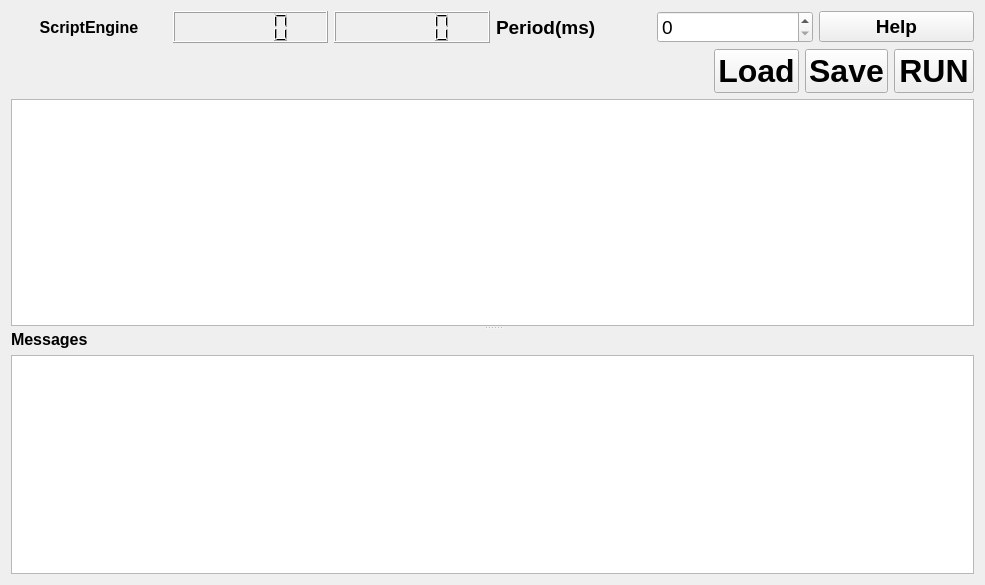
First picture: the form in NetworkViewer/plugins/ScriptEngine/ScriptEngine.ui, repository glocklueng/openecosys, before the edit.
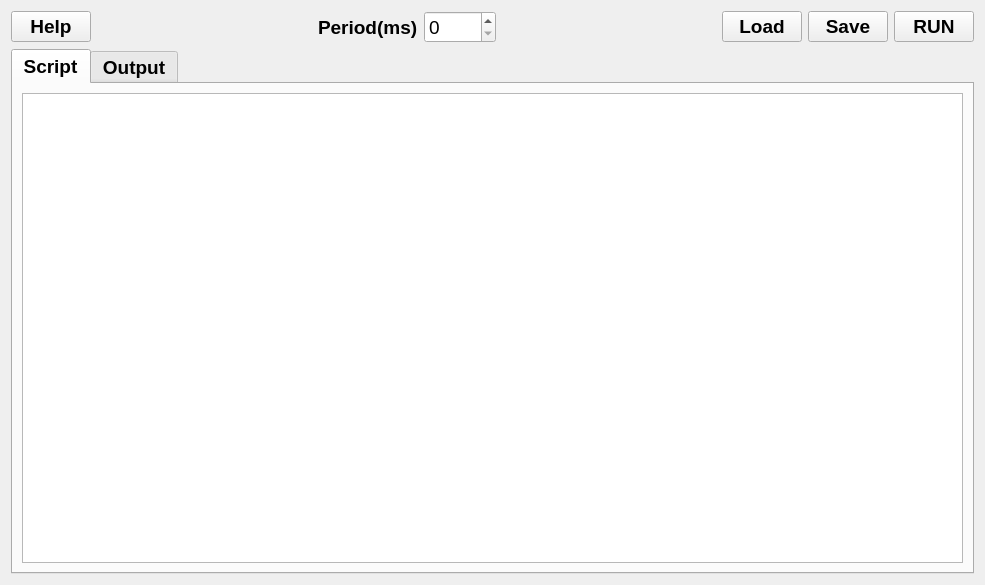
Second picture: the form after the edit.

Commit message: Syntax highligher for Javascript working. Layout change.

```diff
--- a/NetworkViewer/plugins/ScriptEngine/ScriptEngine.ui
+++ b/NetworkViewer/plugins/ScriptEngine/ScriptEngine.ui
@@ -10,6 +10,12 @@
     <height>585</height>
    </rect>
   </property>
+  <property name="minimumSize">
+   <size>
+    <width>640</width>
+    <height>480</height>
+   </size>
+  </property>
   <property name="font">
    <font>
     <pointsize>24</pointsize>
@@ -32,39 +38,34 @@
      <widget class="QWidget" name="layoutWidget">
       <layout class="QVBoxLayout" name="verticalLayout_2">
        <item>
-        <layout class="QHBoxLayout" name="horizontalLayout">
+        <layout class="QHBoxLayout" name="horizontalLayout"/>
+       </item>
          <item>
-          <widget class="QLabel" name="label">
+        <layout class="QHBoxLayout" name="horizontalLayout_2">
+         <item>
+          <widget class="QPushButton" name="helpButton">
            <property name="font">
             <font>
-             <pointsize>12</pointsize>
+             <pointsize>14</pointsize>
             </font>
            </property>
            <property name="text">
-            <string>ScriptEngine</string>
+            <string>Help</string>
            </property>
-           <property name="alignment">
-            <set>Qt::AlignCenter</set>
-           </property>
           </widget>
          </item>
          <item>
-          <widget class="QLCDNumber" name="lcdNumber">
-           <property name="font">
-            <font>
-             <pointsize>14</pointsize>
-            </font>
+          <spacer name="horizontalSpacer">
+           <property name="orientation">
+            <enum>Qt::Horizontal</enum>
            </property>
-          </widget>
-         </item>
-         <item>
-          <widget class="QLCDNumber" name="lcdNumber_2">
-           <property name="font">
-            <font>
-             <pointsize>14</pointsize>
-            </font>
+           <property name="sizeHint" stdset="0">
+            <size>
+             <width>40</width>
+             <height>20</height>
+            </size>
            </property>
-          </widget>
+          </spacer>
          </item>
          <item>
           <widget class="QLabel" name="label_3">
@@ -101,23 +102,7 @@
           </widget>
          </item>
          <item>
-          <widget class="QPushButton" name="helpButton">
-           <property name="font">
-            <font>
-             <pointsize>14</pointsize>
-            </font>
-           </property>
-           <property name="text">
-            <string>Help</string>
-           </property>
-          </widget>
-         </item>
-        </layout>
-       </item>
-       <item>
-        <layout class="QHBoxLayout" name="horizontalLayout_2">
-         <item>
-          <spacer name="horizontalSpacer">
+          <spacer name="horizontalSpacer_2">
            <property name="orientation">
             <enum>Qt::Horizontal</enum>
            </property>
@@ -137,6 +122,11 @@
              <verstretch>0</verstretch>
             </sizepolicy>
            </property>
+           <property name="font">
+            <font>
+             <pointsize>14</pointsize>
+            </font>
+           </property>
            <property name="text">
             <string>Load</string>
            </property>
@@ -144,6 +134,11 @@
          </item>
          <item>
           <widget class="QPushButton" name="m_saveButton">
+           <property name="font">
+            <font>
+             <pointsize>14</pointsize>
+            </font>
+           </property>
            <property name="text">
             <string>Save</string>
            </property>
@@ -157,6 +152,11 @@
              <verstretch>0</verstretch>
             </sizepolicy>
            </property>
+           <property name="font">
+            <font>
+             <pointsize>14</pointsize>
+            </font>
+           </property>
            <property name="text">
             <string>RUN</string>
            </property>
@@ -165,32 +165,38 @@
         </layout>
        </item>
        <item>
-        <widget class="QTextEdit" name="m_textEditScript">
+        <widget class="QTabWidget" name="tabWidget">
          <property name="font">
           <font>
-           <pointsize>12</pointsize>
-           <weight>50</weight>
-           <bold>false</bold>
+           <pointsize>14</pointsize>
           </font>
          </property>
-        </widget>
-       </item>
-      </layout>
-     </widget>
-     <widget class="QWidget" name="layoutWidget">
+         <property name="currentIndex">
+          <number>0</number>
+         </property>
+         <widget class="QWidget" name="tab">
+          <attribute name="title">
+           <string>Script</string>
+          </attribute>
       <layout class="QVBoxLayout" name="verticalLayout">
        <item>
-        <widget class="QLabel" name="label_2">
+            <widget class="QTextEdit" name="m_textEditScript">
          <property name="font">
           <font>
            <pointsize>12</pointsize>
-          </font>
-         </property>
-         <property name="text">
-          <string>Messages</string>
-         </property>
-        </widget>
-       </item>
+               <weight>50</weight>
+               <bold>false</bold>
+              </font>
+             </property>
+            </widget>
+           </item>
+          </layout>
+         </widget>
+         <widget class="QWidget" name="tab_2">
+          <attribute name="title">
+           <string>Output</string>
+          </attribute>
+          <layout class="QVBoxLayout" name="verticalLayout_4">
        <item>
         <widget class="QTextEdit" name="m_textEditMessages">
          <property name="font">
@@ -200,6 +206,10 @@
            <bold>false</bold>
           </font>
          </property>
+            </widget>
+           </item>
+          </layout>
+         </widget>
         </widget>
        </item>
       </layout>
```
Lines whose indentation alone changed are shown as unchanged. The commit also changes 4 other files.
